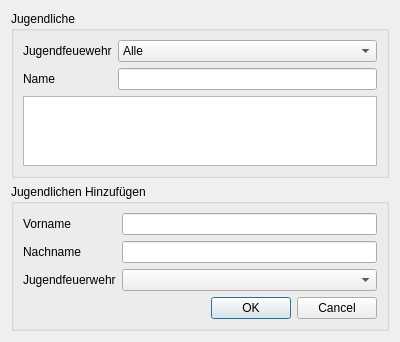
The window that Oberflaeche/MainTabs/widgetpersonentab.ui (soekkle/Kleiderkammer) describes before a commit, drawn with Qt 5.
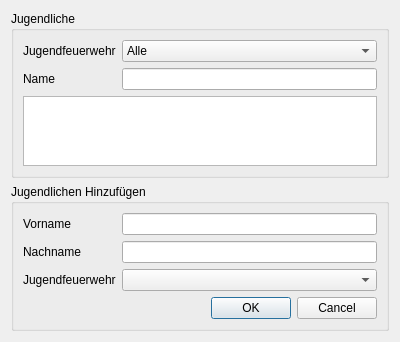
The same window after the commit.

The edit to the form file:
```diff
--- a/Oberflaeche/MainTabs/widgetpersonentab.ui
+++ b/Oberflaeche/MainTabs/widgetpersonentab.ui
@@ -34,7 +34,7 @@
         <item row="0" column="0">
          <widget class="QLabel" name="label_10">
           <property name="text">
-           <string>Jugendfeuewehr</string>
+           <string>Jugendfeuerwehr</string>
           </property>
          </widget>
         </item>
```
